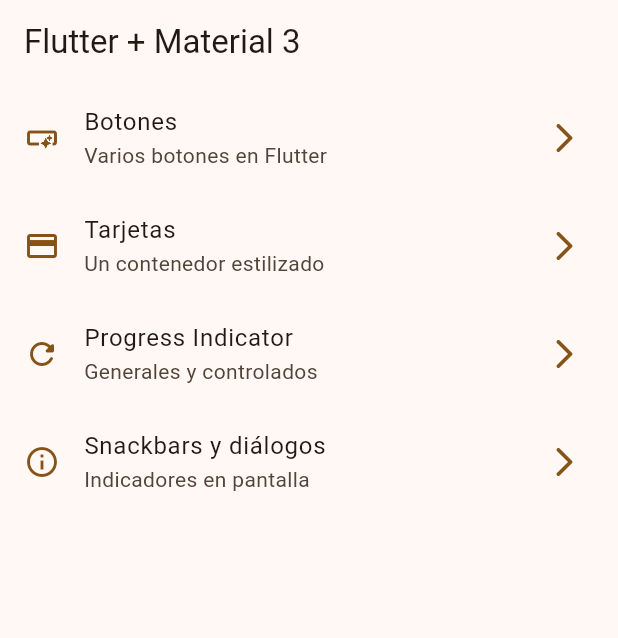
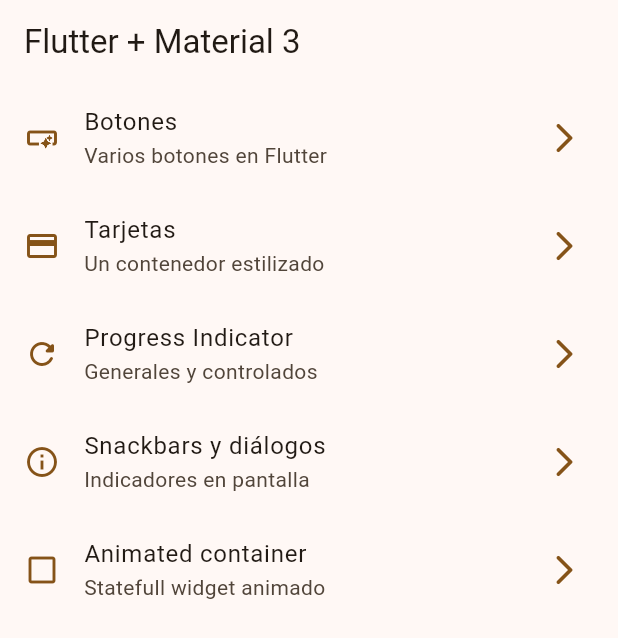
Before and after one commit to PabloVegaFundador/CursoFlutter, a Flutter app: the screen it shows after launch, on a phone screen of 412 x 824 dp. Shown: the top 638 px of the screen. Run offline on Flutter 3.47's test engine with Material 3 defaults, Android fonts, the phone set to English and light mode, and no system bars; our stand-ins replace animate_do, dio, go_router, video_player.

Commit message:
animated container terminado

```diff
--- a/widgets_app/lib/config/menu/menu_items.dart
+++ b/widgets_app/lib/config/menu/menu_items.dart
@@ -39,4 +39,10 @@ const appMenuItems = <MenuItem>[
     link: '/snackbars',
     icon: Icons.info_outline,
   ),
+  MenuItem(
+    title: 'Animated container',
+    subTitle: 'Statefull widget animado',
+    link: '/animated',
+    icon: Icons.check_box_outline_blank_outlined,
+  ),
 ];
--- a/widgets_app/lib/config/router/app_router.dart
+++ b/widgets_app/lib/config/router/app_router.dart
@@ -31,5 +31,10 @@ final appRouter = GoRouter(
       name: SnackbarScreen.name,
       builder: (context, state) => const SnackbarScreen(),
     ),
+    GoRoute(
+      path: '/animated',
+      name: AnimatedScreen.name,
+      builder: (context, state) => const AnimatedScreen(),
+    ),
   ],
 );
```
Also changed, not shown: widgets_app/lib/presentations/screens/animated/animated_screen.dart (+52 -2 lines).
